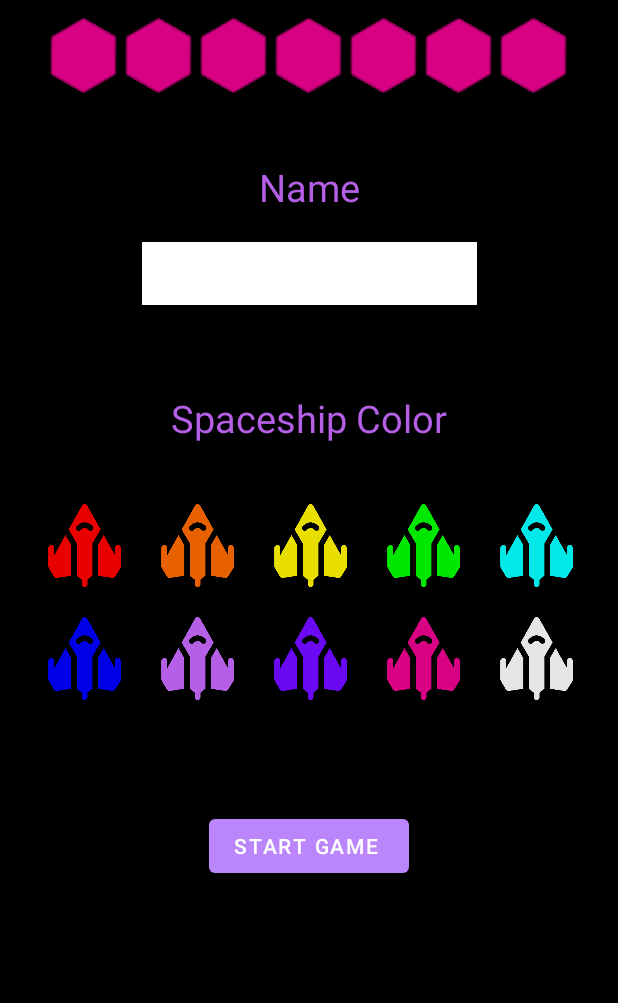
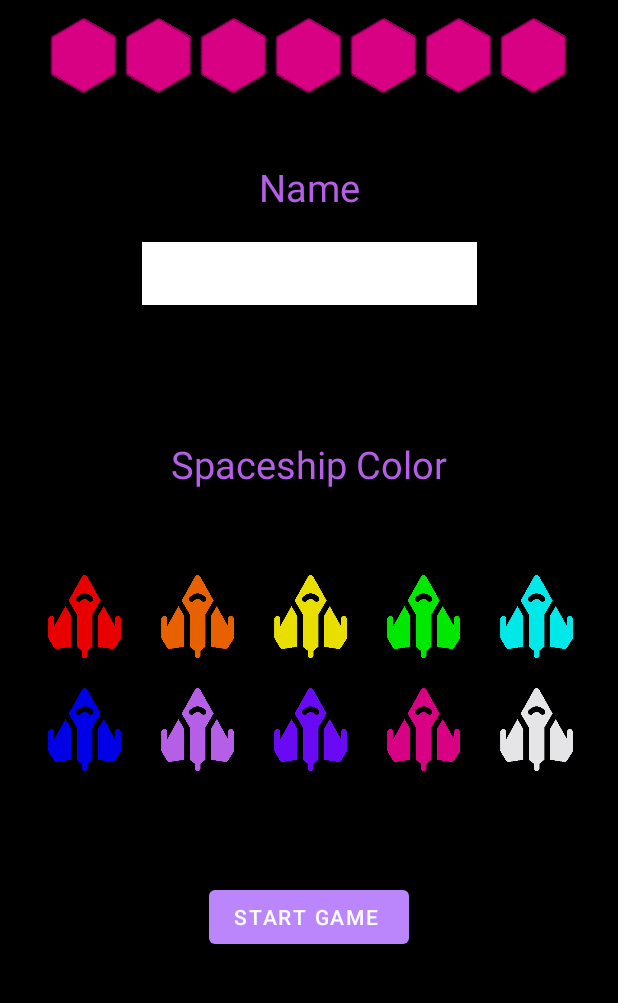
Before and after one commit to TK2B/Cosmos_Intruders, an Android app: the bevore_you_start screen opened directly, with no data from a screen before it, on a phone screen of 412 x 824 dp, the part 189-1192 px from its top. Run offline under Robolectric (Android 15) with nearby library versions, the light colour scheme and no system bars.

Commit message:
UPDATE TODO (How handover Data in mvvm ) small fixes View activity_bevore_you_start.xml (constraints)

```diff
--- a/app/src/main/java/com/spaceIntruders/basicAplication/view/Game.java
+++ b/app/src/main/java/com/spaceIntruders/basicAplication/view/Game.java
@@ -15,6 +15,7 @@ import com.spaceIntruders.basicAplication.view.Highscore;
 import com.spaceIntruders.basicAplication.viewmodel.SpaceInvadersView;
 
 public class Game extends Activity {
+    //TODO take incoming Data from intent and hand it over to Spaceinvaders view to set the model classes there
 
     SpaceInvadersView spaceInvadersView;
 
--- a/app/src/main/java/com/spaceIntruders/basicAplication/viewmodel/SpaceInvadersView.java
+++ b/app/src/main/java/com/spaceIntruders/basicAplication/viewmodel/SpaceInvadersView.java
@@ -84,7 +84,7 @@ public class SpaceInvadersView extends SurfaceView implements Runnable {
     int score = 0;
 
     // Lives
-    private int lives = 3;
+    private int lives = 5;
 
     // How menacing should the sound be?
     private long menaceInterval = 1000;
--- a/app/src/main/res/layout/activity_bevore_you_start.xml
+++ b/app/src/main/res/layout/activity_bevore_you_start.xml
@@ -54,12 +54,14 @@ android:background="#000000">
         android:layout_width="wrap_content"
         android:layout_height="wrap_content"
         android:layout_marginTop="58dp"
+        android:layout_marginBottom="16dp"
         android:ems="10"
         android:gravity="center"
         android:inputType="textPersonName"
         android:text="Spaceship Color"
         android:textColor="@color/game_purple"
         android:textSize="25sp"
+        app:layout_constraintBottom_toTopOf="@+id/tableLayout2"
         app:layout_constraintEnd_toEndOf="parent"
         app:layout_constraintStart_toStartOf="parent"
         app:layout_constraintTop_toBottomOf="@+id/player_name_input" />
@@ -293,7 +295,7 @@ android:background="#000000">
         android:layout_marginStart="139dp"
         android:layout_marginTop="8dp"
         android:layout_marginEnd="139dp"
-        android:layout_marginBottom="80dp"
+        android:layout_marginBottom="32dp"
         android:onClick="realy_start_a_Game"
         android:text="Start Game "
         app:layout_constraintBottom_toBottomOf="parent"
```
